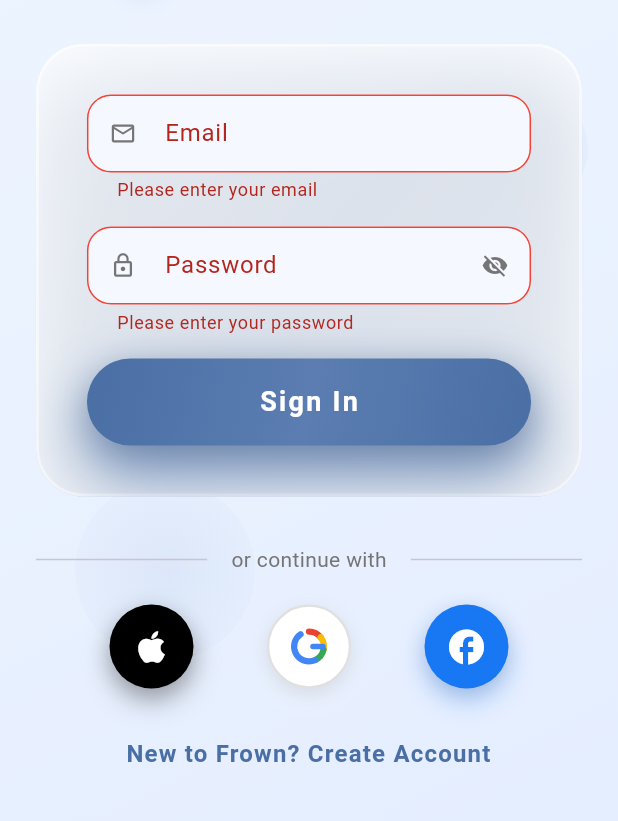
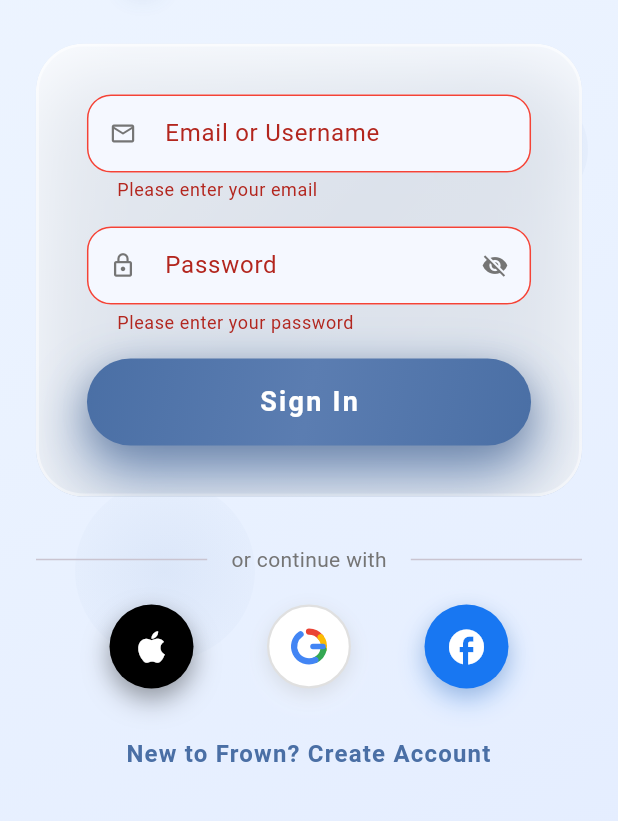
Before and after one commit to fusiontecsupport/Frown_Upside_Down, a Flutter app: the screen it shows after launch, after a tap on "Sign In", on a phone screen of 412 x 824 dp, the part 321-1142 px from its top. Run offline on Flutter 3.47's test engine with Material 3 defaults, Android fonts, the phone set to English and light mode, and no system bars.

Commit message:
complete the login credentials

```diff
--- a/lib/pages/login_page.dart
+++ b/lib/pages/login_page.dart
@@ -3,6 +3,7 @@ import 'package:flutter/services.dart';
 import 'dart:math' as math;
 import 'dart:ui';
 import 'register_page.dart';
+import 'home_page.dart';
 
 /// Clean, basic login page with iOS-style social buttons
 class LoginPage extends StatefulWidget {
@@ -146,8 +147,23 @@ class _LoginPageState extends State<LoginPage> with TickerProviderStateMixin {
 
       await Future.delayed(const Duration(seconds: 2));
 
-      setState(() => _isLoading = false);
-      _showMessage('Login successful!');
+      final usernameOrEmail = _emailController.text.trim();
+      final password = _passwordController.text;
+
+      if (usernameOrEmail == 'admin' && password == '123456') {
+        setState(() => _isLoading = false);
+        // Navigate to HomePage with a default plan type
+        if (!mounted) return;
+        Navigator.pushReplacement(
+          context,
+          MaterialPageRoute(
+            builder: (context) => const HomePage(planType: 'lifetime'),
+          ),
+        );
+      } else {
+        setState(() => _isLoading = false);
+        _showMessage('Invalid credentials');
+      }
     }
   }
 
@@ -747,16 +763,18 @@ class _LoginPageState extends State<LoginPage> with TickerProviderStateMixin {
           // Email field
           _buildTextField(
             controller: _emailController,
-            label: 'Email',
-            hint: 'Enter your email',
+            label: 'Email or Username',
+            hint: 'Enter email or "admin"',
             icon: Icons.email_outlined,
             keyboardType: TextInputType.emailAddress,
             validator: (value) {
               if (value == null || value.trim().isEmpty) {
                 return 'Please enter your email';
               }
-              if (!RegExp(r'^[\w-\.]+@([\w-]+\.)+[\w-]{2,4}$').hasMatch(value)) {
-                return 'Please enter a valid email';
+              // Allow special username 'admin' or enforce valid email
+              if (value.trim() != 'admin' &&
+                  !RegExp(r'^[\w-\.]+@([\w-]+\.)+[\w-]{2,4}$').hasMatch(value)) {
+                return 'Enter a valid email or "admin"';
               }
               return null;
             },
```
